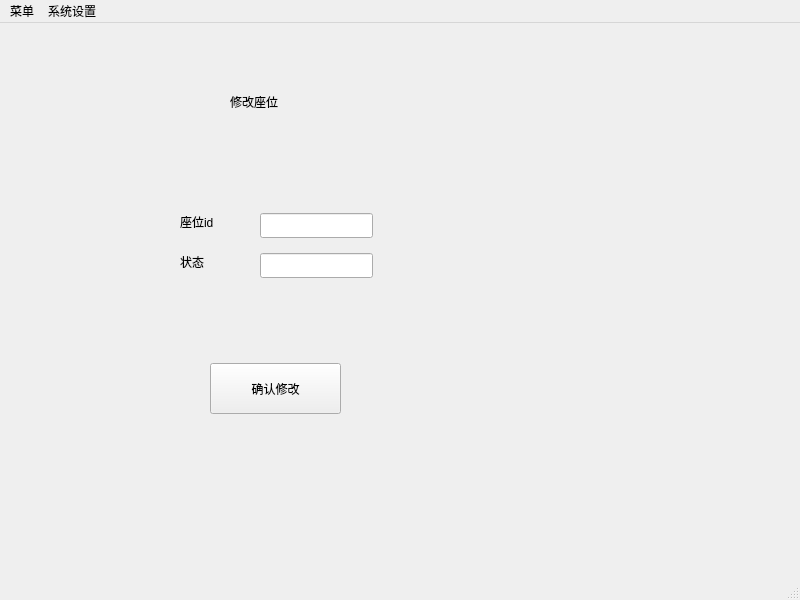
Qt form untitled/mainmenu.ui (HhTtLllL/TTMS_network) before a commit.
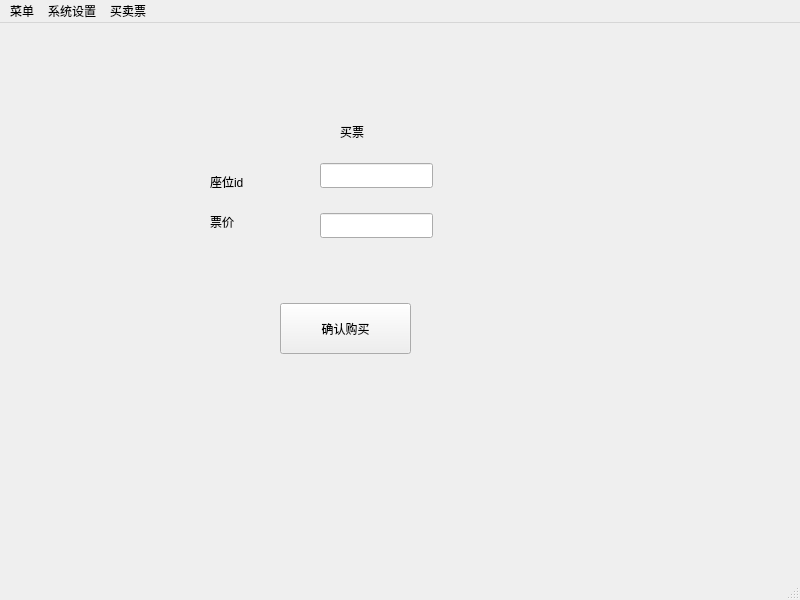
The same form after that commit. The open tabs and pages were chosen to show the change.

```diff
--- a/untitled/mainmenu.ui
+++ b/untitled/mainmenu.ui
@@ -17,10 +17,10 @@
    <widget class="QStackedWidget" name="stackedWidget">
     <property name="geometry">
      <rect>
-      <x>40</x>
-      <y>30</y>
-      <width>691</width>
-      <height>501</height>
+      <x>110</x>
+      <y>60</y>
+      <width>521</width>
+      <height>371</height>
      </rect>
     </property>
     <property name="currentIndex">
@@ -220,6 +220,156 @@
       </property>
      </widget>
     </widget>
+    <widget class="QWidget" name="buy_tick">
+     <widget class="QLabel" name="label_50">
+      <property name="geometry">
+       <rect>
+        <x>230</x>
+        <y>40</y>
+        <width>111</width>
+        <height>17</height>
+       </rect>
+      </property>
+      <property name="text">
+       <string>买票</string>
+      </property>
+     </widget>
+     <widget class="QLabel" name="label_51">
+      <property name="geometry">
+       <rect>
+        <x>100</x>
+        <y>90</y>
+        <width>71</width>
+        <height>17</height>
+       </rect>
+      </property>
+      <property name="text">
+       <string>座位id</string>
+      </property>
+     </widget>
+     <widget class="QLineEdit" name="lineEdit_buy_seatid">
+      <property name="geometry">
+       <rect>
+        <x>210</x>
+        <y>80</y>
+        <width>113</width>
+        <height>25</height>
+       </rect>
+      </property>
+     </widget>
+     <widget class="QLabel" name="label_62">
+      <property name="geometry">
+       <rect>
+        <x>100</x>
+        <y>130</y>
+        <width>71</width>
+        <height>17</height>
+       </rect>
+      </property>
+      <property name="text">
+       <string>票价</string>
+      </property>
+     </widget>
+     <widget class="QLineEdit" name="lineEdit_buy_tick">
+      <property name="geometry">
+       <rect>
+        <x>210</x>
+        <y>130</y>
+        <width>113</width>
+        <height>25</height>
+       </rect>
+      </property>
+     </widget>
+     <widget class="QPushButton" name="pushButton_44">
+      <property name="geometry">
+       <rect>
+        <x>170</x>
+        <y>220</y>
+        <width>131</width>
+        <height>51</height>
+       </rect>
+      </property>
+      <property name="text">
+       <string>确认购买</string>
+      </property>
+     </widget>
+    </widget>
+    <widget class="QWidget" name="return_tick">
+     <widget class="QLabel" name="label_64">
+      <property name="geometry">
+       <rect>
+        <x>90</x>
+        <y>90</y>
+        <width>71</width>
+        <height>17</height>
+       </rect>
+      </property>
+      <property name="text">
+       <string>票id</string>
+      </property>
+     </widget>
+     <widget class="QLineEdit" name="lineEdit_return_tick">
+      <property name="geometry">
+       <rect>
+        <x>210</x>
+        <y>80</y>
+        <width>113</width>
+        <height>25</height>
+       </rect>
+      </property>
+     </widget>
+     <widget class="QPushButton" name="pushButton_46">
+      <property name="geometry">
+       <rect>
+        <x>170</x>
+        <y>190</y>
+        <width>80</width>
+        <height>25</height>
+       </rect>
+      </property>
+      <property name="text">
+       <string>确定退票</string>
+      </property>
+     </widget>
+    </widget>
+    <widget class="QWidget" name="tick_id">
+     <widget class="QLabel" name="label_63">
+      <property name="geometry">
+       <rect>
+        <x>100</x>
+        <y>90</y>
+        <width>53</width>
+        <height>17</height>
+       </rect>
+      </property>
+      <property name="text">
+       <string>票id</string>
+      </property>
+     </widget>
+     <widget class="QLineEdit" name="lineEdit_tickid">
+      <property name="geometry">
+       <rect>
+        <x>180</x>
+        <y>90</y>
+        <width>113</width>
+        <height>25</height>
+       </rect>
+      </property>
+     </widget>
+     <widget class="QPushButton" name="pushButton_45">
+      <property name="geometry">
+       <rect>
+        <x>160</x>
+        <y>190</y>
+        <width>80</width>
+        <height>25</height>
+       </rect>
+      </property>
+      <property name="text">
+       <string>确定</string>
+      </property>
+     </widget>
+    </widget>
     <widget class="QWidget" name="logout_ui">
      <widget class="QPushButton" name="pushButton_3">
       <property name="geometry">
@@ -1790,8 +1940,16 @@
     <addaction name="modify_information"/>
     <addaction name="logout"/>
    </widget>
+   <widget class="QMenu" name="buytcket">
+    <property name="title">
+     <string>买卖票</string>
+    </property>
+    <addaction name="action_buy"/>
+    <addaction name="action_refund"/>
+   </widget>
    <addaction name="menu"/>
    <addaction name="system_set"/>
+   <addaction name="buytcket"/>
   </widget>
   <widget class="QStatusBar" name="statusbar"/>
   <action name="modify_password">
```
Left out of the diff: 12 changed lines with no effect on the pictures.
